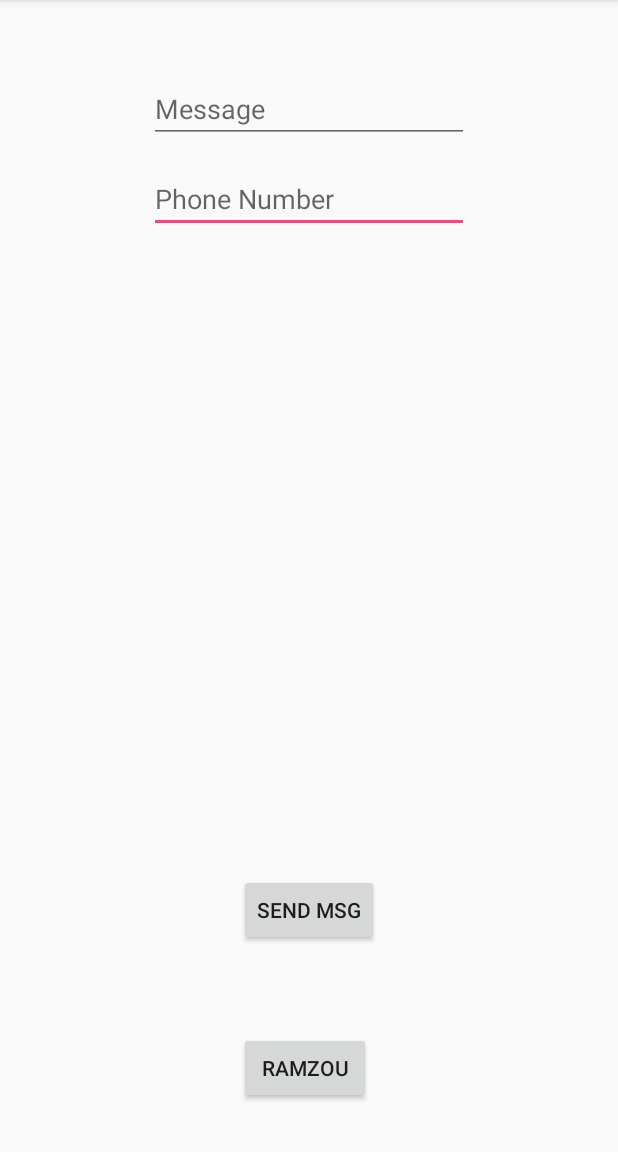
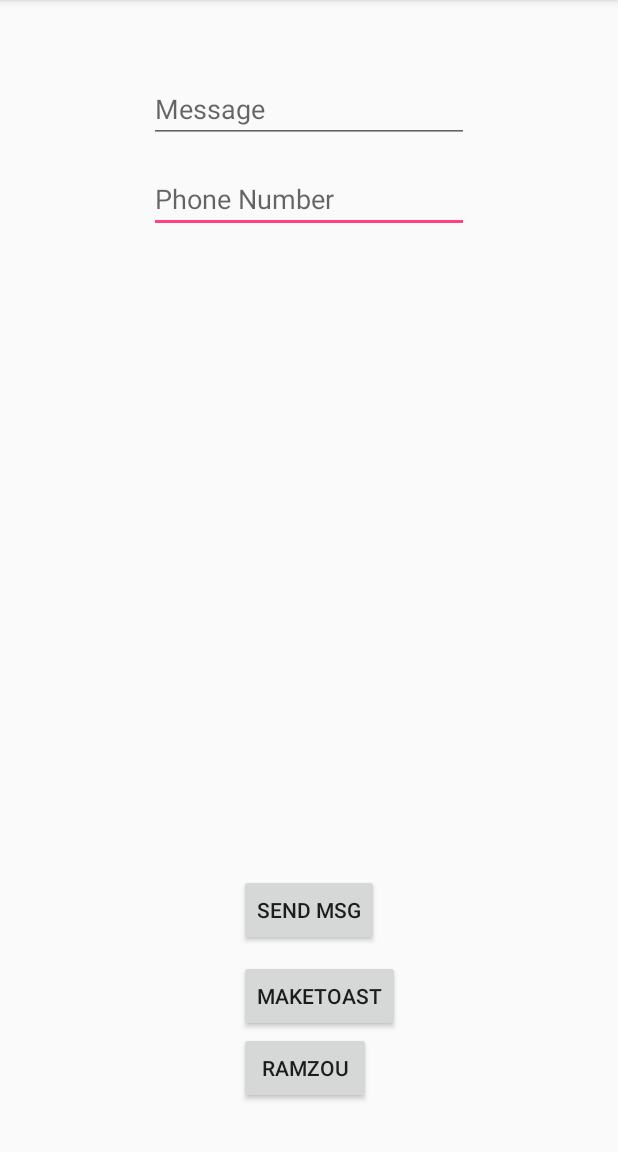
Before and after one commit to MadReza/TakeChargeOfMe, an Android app: the screen it shows after launch (MainActivity), on a phone screen of 412 x 824 dp, the part 84-1236 px from its top. Run offline under Robolectric (Android 15) with nearby library versions, the phone set to English and light mode, and no system bars.

Commit message:
essay erreur

```diff
--- a/app/src/main/AndroidManifest.xml
+++ b/app/src/main/AndroidManifest.xml
@@ -2,6 +2,7 @@
 <manifest xmlns:android="http://schemas.android.com/apk/res/android"
     package="com.spy.takechargeofme">
 
+    <uses-permission android:name="android.permission.ACCESS_COARSE_LOCATION" />
     <uses-permission android:name="android.permission.SEND_SMS"/>
 
     <application
--- a/app/src/main/java/com/spy/takechargeofme/MainActivity.java
+++ b/app/src/main/java/com/spy/takechargeofme/MainActivity.java
@@ -1,22 +1,33 @@
 package com.spy.takechargeofme;
 
+import android.Manifest;
+import android.content.Context;
 import android.content.Intent;
+import android.content.pm.PackageManager;
+import android.location.Location;
+import android.location.LocationListener;
+import android.location.LocationManager;
+import android.provider.Settings;
+import android.support.v4.app.ActivityCompat;
 import android.support.v7.app.AppCompatActivity;
 import android.os.Bundle;
 import android.telephony.SmsManager;
+import android.util.Log;
 import android.view.View;
 import android.widget.Button;
 import android.widget.EditText;
+import android.widget.Toast;
 
-public class MainActivity extends AppCompatActivity {
+public class MainActivity extends AppCompatActivity implements LocationListener {
 
     Button Send;
     Button RamezB;
     EditText phoneNumber;
     EditText msgText;
+    private LocationManager locationManager;
 
     @Override
-        protected void onCreate (Bundle savedInstanceState){
+    protected void onCreate(Bundle savedInstanceState) {
         super.onCreate(savedInstanceState);
         setContentView(R.layout.activity_main);
 
@@ -31,14 +42,36 @@ public class MainActivity extends AppCompatActivity {
         });
         RamezB = (Button) findViewById(R.id.ramezButton);
         RamezB.setOnClickListener(new View.OnClickListener() {
-
             @Override
             public void onClick(View view) {
                 Intent intent = new Intent(MainActivity.this, AskTell.class);
                 startActivity(intent);
             }
+        });
 
+
+
+        Button ToastBB = (Button) findViewById(R.id.ToastButton);
+        ToastBB.setOnClickListener(new View.OnClickListener() {
+            @Override
+            public void onClick(View view) {
+                Toast.makeText(MainActivity.this,"HELLOOOO",Toast.LENGTH_SHORT).show();
+            }
         });
+
+        locationManager = (LocationManager) getSystemService(Context.LOCATION_SERVICE);
+
+        if (ActivityCompat.checkSelfPermission(this, Manifest.permission.ACCESS_FINE_LOCATION) != PackageManager.PERMISSION_GRANTED && ActivityCompat.checkSelfPermission(this, Manifest.permission.ACCESS_COARSE_LOCATION) != PackageManager.PERMISSION_GRANTED) {
+            // TODO: Consider calling
+            //    ActivityCompat#requestPermissions
+            // here to request the missing permissions, and then overriding
+            //   public void onRequestPermissionsResult(int requestCode, String[] permissions,
+            //                                          int[] grantResults)
+            // to handle the case where the user grants the permission. See the documentation
+            // for ActivityCompat#requestPermissions for more details.
+        }
+        locationManager.requestLocationUpdates(LocationManager.GPS_PROVIDER,
+                2000, 1, this);
 
 
     }
@@ -46,4 +79,34 @@ public class MainActivity extends AppCompatActivity {
         SmsManager sms = SmsManager.getDefault();
         sms.sendTextMessage(phoneNb, "5145693080", msgText, null, null);
     }
+    @Override
+    public void onLocationChanged(Location location) {
+
+        String msg = "New Latitude: " + location.getLatitude()
+                + "New Longitude: " + location.getLongitude();
+
+        Toast.makeText(MainActivity.this, msg, Toast.LENGTH_LONG).show();
     }
+
+    @Override
+    public void onProviderDisabled(String provider) {
+
+        Intent intent = new Intent(Settings.ACTION_LOCATION_SOURCE_SETTINGS);
+        startActivity(intent);
+        Toast.makeText(getBaseContext(), "Gps is turned off!! ",
+                Toast.LENGTH_SHORT).show();
+    }
+
+    @Override
+    public void onProviderEnabled(String provider) {
+
+        Toast.makeText(getBaseContext(), "Gps is turned on!! ",
+                Toast.LENGTH_SHORT).show();
+    }
+
+    @Override
+    public void onStatusChanged(String provider, int status, Bundle extras) {
+        // TODO Auto-generated method stub
+
+    }
+}
--- a/app/src/main/res/layout/activity_main.xml
+++ b/app/src/main/res/layout/activity_main.xml
@@ -50,4 +50,13 @@
         android:layout_alignStart="@+id/smsButton"
         android:layout_marginBottom="16dp"
         android:id="@+id/ramezButton" />
+
+    <Button
+        android:text="MakeToast"
+        android:layout_width="wrap_content"
+        android:layout_height="wrap_content"
+        android:id="@+id/ToastButton"
+        android:layout_above="@+id/ramezButton"
+        android:layout_alignStart="@+id/smsButton"
+        android:elevation="0dp" />
 </RelativeLayout>
```
Lines whose indentation alone changed are shown as unchanged.
